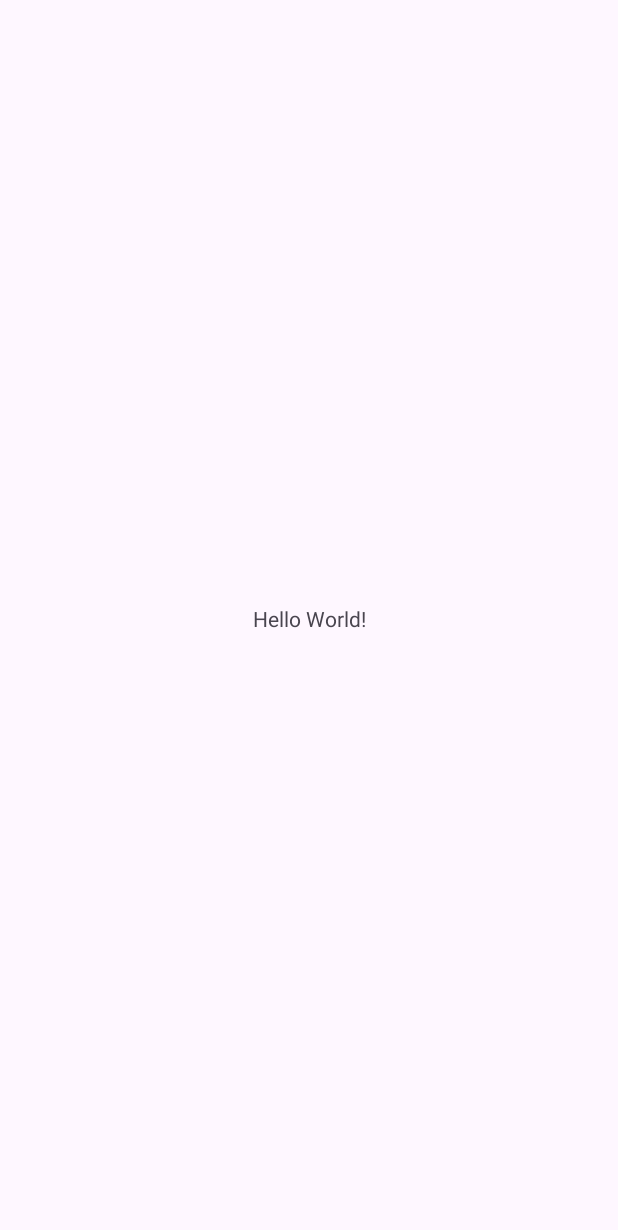
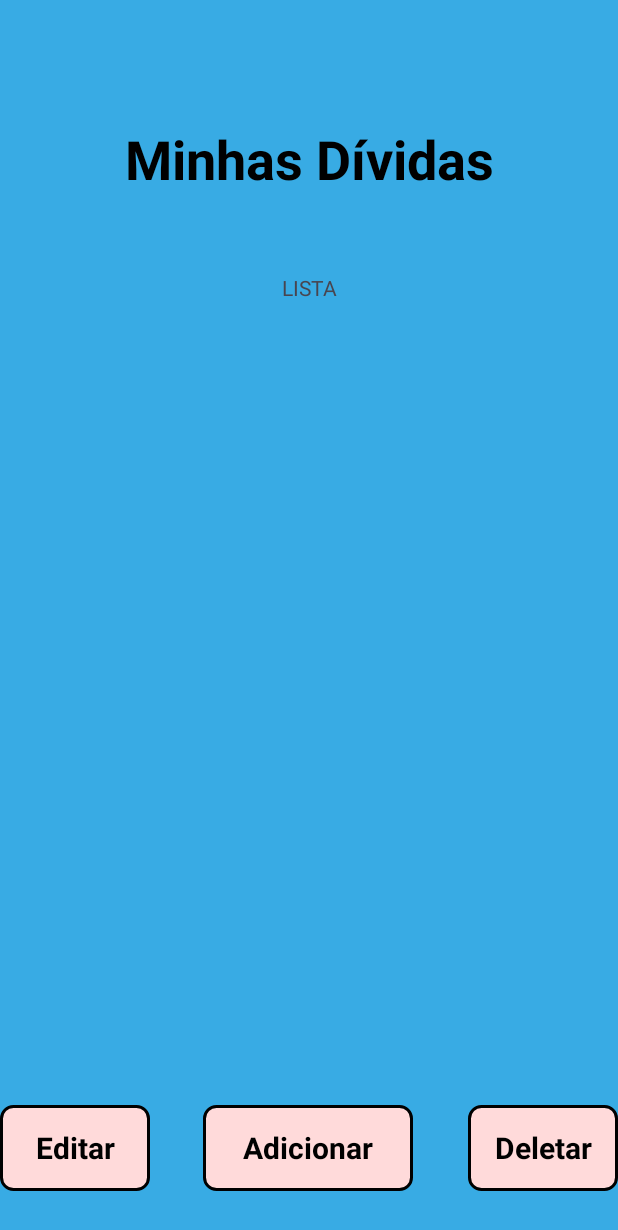
Before and after one commit to Lucas7Alves/my-debts, an Android app: the screen it shows after launch (MainActivity), on a phone screen of 412 x 824 dp. Before the commit the part shown is almost empty. Shown: the top 1230 px of the screen. Run offline under Robolectric (Android 15) with nearby library versions, the phone set to English and light mode, and no system bars.

Commit message:
add: login add debt

```diff
--- a/app/build.gradle
+++ b/app/build.gradle
@@ -8,11 +8,10 @@ android {
 
     defaultConfig {
         applicationId "com.souunit.minhasdividas"
-        minSdk 24
+        minSdk 26
         targetSdk 35
         versionCode 1
         versionName "1.0"
-
         testInstrumentationRunner "androidx.test.runner.AndroidJUnitRunner"
     }
 
@@ -34,6 +33,7 @@ dependencies {
     implementation libs.material
     implementation libs.activity
     implementation libs.constraintlayout
+    implementation libs.blurry
     testImplementation libs.junit
     androidTestImplementation libs.ext.junit
     androidTestImplementation libs.espresso.core
--- a/app/src/main/java/com/souunit/minhasdividas/MainActivity.java
+++ b/app/src/main/java/com/souunit/minhasdividas/MainActivity.java
@@ -1,24 +1,169 @@
 package com.souunit.minhasdividas;
 
+import android.app.AlertDialog;
+import android.app.Dialog;
 import android.os.Bundle;
+import android.view.LayoutInflater;
+import android.view.View;
+import android.widget.Button;
+import android.widget.CalendarView;
+import android.widget.EditText;
+import android.widget.LinearLayout;
+import android.widget.TextView;
+import android.widget.Toast;
 
 import androidx.activity.EdgeToEdge;
+import androidx.annotation.NonNull;
 import androidx.appcompat.app.AppCompatActivity;
 import androidx.core.graphics.Insets;
 import androidx.core.view.ViewCompat;
 import androidx.core.view.WindowInsetsCompat;
 
+import com.souunit.minhasdividas.entities.DebtManager;
+import com.souunit.minhasdividas.entities.FixedDebt;
+
+import java.time.LocalDate;
+import java.time.format.DateTimeFormatter;
+import java.util.Calendar;
+import java.util.HashMap;
+import java.util.Locale;
+import java.util.Map;
+
 public class MainActivity extends AppCompatActivity {
+    private int dayDate, monthDate, yearDate;
+    private DebtManager manager;
+    private TextView edit_debt, add_debt, del_debt;
 
     @Override
     protected void onCreate(Bundle savedInstanceState) {
         super.onCreate(savedInstanceState);
         EdgeToEdge.enable(this);
-        setContentView(R.layout.activity_main);
+        setContentView(R.layout.main_activity);
         ViewCompat.setOnApplyWindowInsetsListener(findViewById(R.id.main), (v, insets) -> {
             Insets systemBars = insets.getInsets(WindowInsetsCompat.Type.systemBars());
             v.setPadding(systemBars.left, systemBars.top, systemBars.right, systemBars.bottom);
             return insets;
         });
+
+        manager = new DebtManager(new HashMap<Long, FixedDebt>());
+
+        initListeners();
+
+        //TODO: popup de adicionar nova dívida
+        edit_debt.setOnClickListener(new View.OnClickListener() {
+             @Override
+             public void onClick(View v) {
+
+             }
+         });
+
+        add_debt.setOnClickListener(v -> showAddItemPopup());
+
+        del_debt.setOnClickListener(new View.OnClickListener() {
+            @Override
+            public void onClick(View v) {
+
+            }
+        });
+
+    }
+
+    private void initListeners() {
+        edit_debt = findViewById(R.id.edit_debt);
+        add_debt= findViewById(R.id.add_debt);
+        del_debt = findViewById(R.id.del_debt);
+    }
+
+    @Override
+    protected void onStart() {
+        super.onStart();
+
+        //TODO: CARREGAR DADOS DA LISTA
+        showItems();
+
+    }
+
+    private void showAddItemPopup() {
+        AlertDialog.Builder builder = new AlertDialog.Builder(this);
+        View popupView = LayoutInflater.from(this).inflate(R.layout.popup_add_item, null);
+
+        EditText etNome = popupView.findViewById(R.id.etNome);
+        EditText etValue = popupView.findViewById(R.id.etValue);
+        CalendarView etDate = popupView.findViewById(R.id.etDate);
+        Button btnAdd = popupView.findViewById(R.id.btnAdd);
+
+        // pondo a data atual no calendário
+        Calendar calendar = Calendar.getInstance();
+        long currentDate = calendar.getTimeInMillis();
+        etDate.setDate(currentDate, true, true);
+
+        builder.setView(popupView);
+        Dialog dialog = builder.create();
+
+        etDate.setOnDateChangeListener(new CalendarView.OnDateChangeListener() {
+            @Override
+            public void onSelectedDayChange(@NonNull CalendarView view, int year, int month, int dayOfMonth) {
+                dayDate = dayOfMonth;
+                monthDate = month;
+                yearDate = year;
+            }
+        });
+
+        btnAdd.setOnClickListener(v -> {
+            String nome = etNome.getText().toString().trim();
+            String value = etValue.getText().toString().trim();
+            long fullDate = etDate.getDate();
+
+            if (!value.isEmpty() && !nome.isEmpty() && dayDate != 0) {
+                //transforma a data no modelo DIA-MES-ANO
+                DateTimeFormatter formatter = DateTimeFormatter.ofPattern("dd-MM-yyyy");
+                String dueDate = formatter.format(LocalDate.of(yearDate, monthDate, dayDate));
+
+                //Cria um novo objeto com os dados da dívida
+                manager.putFixedDebt(nome, Double.parseDouble(value), LocalDate.parse(dueDate, formatter));
+                showItems();
+                dialog.dismiss();
+            } else {
+                Toast.makeText(MainActivity.this, "Houve um erro ao criar a dívida", Toast.LENGTH_SHORT).show();
+            }
+        });
+        dialog.show();
+    }
+
+    private void showItems() {
+        LinearLayout debtList = findViewById(R.id.debt_list);
+
+        debtList.removeAllViews();
+
+        // Map para manipular           Map preenchido
+        Map<Long, FixedDebt> allDebts = manager.getFixedDebts();
+
+        // Para cada objeto dentro do Map...
+        for (Map.Entry<Long, FixedDebt> entry : allDebts.entrySet()) {
+            FixedDebt debt = entry.getValue();
+
+
+            // ... faça a criação do card  classe em questão
+            //                              [layout do card],   [linearlayout dos cards] , [false para não adicionar ainda]
+            View card = LayoutInflater.from(this).inflate(R.layout.card_frutiger_aero, debtList, false);
+
+            // preencha pega a referência dos textViews
+            TextView nameTextView = card.findViewById(R.id.name);
+            TextView dayTextView = card.findViewById(R.id.dayOfMonth);
+            TextView valueTextView = card.findViewById(R.id.value);
+
+            // preencha os textViews do card
+            nameTextView.setText(debt.getName());
+            dayTextView.setText(String.valueOf(debt.getDueDate().getDayOfMonth()));
+            valueTextView.setText(String.format(Locale.getDefault(), "R$ %.2f", debt.getAmount()));
+
+            // adicione o card na lista
+            debtList.addView(card);
+
+            // adicione margens ao bottom de cada card
+            LinearLayout.LayoutParams params = (LinearLayout.LayoutParams) card.getLayoutParams();
+            params.setMargins(0, 0, 0, 16);
+            card.setLayoutParams(params);
+        }
     }
 }
--- /dev/null
+++ b/app/src/main/res/drawable/bg_popup_rounded.xml
@@ -0,0 +1,6 @@
+<?xml version="1.0" encoding="utf-8"?>
+<shape xmlns:android="http://schemas.android.com/apk/res/android">
+    <solid android:color="#DBDBDB"/>
+    <corners android:radius="8dp"/>
+    <stroke android:width="1dp" android:color="#DDDDDD"/>
+</shape>
--- /dev/null
+++ b/app/src/main/res/drawable/button.xml
@@ -0,0 +1,7 @@
+<?xml version="1.0" encoding="utf-8"?>
+<shape xmlns:android="http://schemas.android.com/apk/res/android" android:shape="rectangle">
+    <stroke android:width="2dp" android:color="@color/black"/>
+    <corners android:radius="8dp"/>
+    <solid android:color="@color/button"/>
+    <padding android:left="20dp" android:top="20dp"/>
+</shape>
--- /dev/null
+++ b/app/src/main/res/drawable/popup_shape.xml
@@ -0,0 +1,6 @@
+<?xml version="1.0" encoding="utf-8"?>
+<shape xmlns:android="http://schemas.android.com/apk/res/android" android:shape="rectangle">
+    <corners android:radius="20dp"/>
+    <padding android:left="10dp" android:right="10dp" android:top="10dp" android:bottom="10dp"/>
+    <solid android:color="#7FC9FF"/>
+</shape>
--- a/app/src/main/res/layout/activity_main.xml
+++ /dev/null
@@ -1,19 +0,0 @@
-<?xml version="1.0" encoding="utf-8"?>
-<androidx.constraintlayout.widget.ConstraintLayout xmlns:android="http://schemas.android.com/apk/res/android"
-    xmlns:app="http://schemas.android.com/apk/res-auto"
-    xmlns:tools="http://schemas.android.com/tools"
-    android:id="@+id/main"
-    android:layout_width="match_parent"
-    android:layout_height="match_parent"
-    tools:context=".MainActivity">
-
-    <TextView
-        android:layout_width="wrap_content"
-        android:layout_height="wrap_content"
-        android:text="Hello World!"
-        app:layout_constraintBottom_toBottomOf="parent"
-        app:layout_constraintEnd_toEndOf="parent"
-        app:layout_constraintStart_toStartOf="parent"
-        app:layout_constraintTop_toTopOf="parent" />
-
-</androidx.constraintlayout.widget.ConstraintLayout>
--- /dev/null
+++ b/app/src/main/res/layout/main_activity.xml
@@ -0,0 +1,103 @@
+<?xml version="1.0" encoding="utf-8"?>
+<androidx.constraintlayout.widget.ConstraintLayout xmlns:android="http://schemas.android.com/apk/res/android"
+    xmlns:app="http://schemas.android.com/apk/res-auto"
+    xmlns:tools="http://schemas.android.com/tools"
+    android:id="@+id/main"
+    android:background="#38abe4"
+    android:layout_width="match_parent"
+    android:layout_height="match_parent"
+    tools:context=".MainActivity"
+    android:paddingHorizontal="40dp"
+    >
+
+    <TextView
+        android:id="@+id/title"
+        android:layout_width="wrap_content"
+        android:layout_height="wrap_content"
+        style="@style/TitlePage"
+        android:text="@string/minhas_dividas"
+        app:layout_constraintBottom_toBottomOf="parent"
+        app:layout_constraintEnd_toEndOf="parent"
+        app:layout_constraintStart_toStartOf="parent"
+        app:layout_constraintTop_toTopOf="parent"
+        app:layout_constraintVertical_bias="0.105" />
+
+    <TextView
+        android:id="@+id/title_list"
+        android:layout_width="match_parent"
+        android:layout_height="wrap_content"
+        android:text="LISTA"
+        app:layout_constraintBottom_toTopOf="@+id/scroll"
+        app:layout_constraintTop_toBottomOf="@+id/title"
+        app:layout_constraintStart_toStartOf="parent"
+        app:layout_constraintEnd_toEndOf="parent"
+        android:gravity="center"
+        />
+
+    <ScrollView
+        android:id="@+id/scroll"
+        android:layout_width="300dp"
+        android:layout_height="400dp"
+        app:layout_constraintBottom_toBottomOf="parent"
+        app:layout_constraintEnd_toEndOf="parent"
+        app:layout_constraintStart_toStartOf="parent"
+        app:layout_constraintTop_toTopOf="@id/title">
+
+        <LinearLayout
+            android:id="@+id/debt_list"
+            android:layout_width="match_parent"
+            android:layout_height="wrap_content"
+            android:orientation="vertical">
+            <include layout="@layout/card_frutiger_aero"/>
+        </LinearLayout>
+
+    </ScrollView>
+
+
+    <TextView
+        android:id="@+id/edit_debt"
+        style="@style/button"
+        android:layout_width="100dp"
+        android:layout_height="57dp"
+        android:background="@drawable/button"
+        android:gravity="center"
+        android:text="Editar"
+        app:layout_constraintBottom_toBottomOf="parent"
+        app:layout_constraintEnd_toEndOf="parent"
+        app:layout_constraintHorizontal_bias="0.0"
+        app:layout_constraintStart_toStartOf="parent"
+        app:layout_constraintTop_toTopOf="parent"
+        app:layout_constraintVertical_bias="0.961" />
+
+    <TextView
+        android:id="@+id/add_debt"
+        style="@style/button"
+        android:layout_width="140dp"
+        android:layout_height="57dp"
+        android:background="@drawable/button"
+        android:gravity="center"
+        android:text="Adicionar"
+        app:layout_constraintBottom_toBottomOf="parent"
+        app:layout_constraintEnd_toEndOf="parent"
+        app:layout_constraintHorizontal_bias="0.498"
+        app:layout_constraintStart_toStartOf="parent"
+        app:layout_constraintTop_toTopOf="parent"
+        app:layout_constraintVertical_bias="0.961" />
+
+    <TextView
+        android:id="@+id/del_debt"
+        style="@style/button"
+        android:layout_width="100dp"
+        android:layout_height="57dp"
+        android:background="@drawable/button"
+        android:gravity="center"
+        android:text="Deletar"
+        app:layout_constraintBottom_toBottomOf="parent"
+        app:layout_constraintEnd_toEndOf="parent"
+        app:layout_constraintHorizontal_bias="1.0"
+        app:layout_constraintStart_toStartOf="parent"
+        app:layout_constraintTop_toTopOf="parent"
+        app:layout_constraintVertical_bias="0.961" />
+
+
+</androidx.constraintlayout.widget.ConstraintLayout>
--- a/app/src/main/res/values/colors.xml
+++ b/app/src/main/res/values/colors.xml
@@ -2,4 +2,8 @@
 <resources>
     <color name="black">#FF000000</color>
     <color name="white">#FFFFFFFF</color>
+    <color name="offwhite_bg">#F2F0EF</color>
+    <color name="button">#FFDADA</color>
+    <color name="text">#2E3133</color>
+    <color name="title">#000000</color>
 </resources>
--- a/app/src/main/res/values/strings.xml
+++ b/app/src/main/res/values/strings.xml
@@ -1,3 +1,4 @@
 <resources>
     <string name="app_name">Minhas Dividas</string>
+    <string name="minhas_dividas">Minhas Dívidas</string>
 </resources>
--- /dev/null
+++ b/app/src/main/res/values/style.xml
@@ -0,0 +1,16 @@
+<?xml version="1.0" encoding="utf-8"?>
+<resources>
+    <style name="TitlePage">
+        <item name="android:textSize">36sp</item>
+        <item name="android:textColor">@color/title</item>
+        <item name="android:textStyle">bold</item>
+    </style>
+
+    <style name="button">
+        <item name="android:background">@drawable/button</item>
+        <item name="android:textColor">@color/black</item>
+        <item name="android:textSize">20sp</item>
+        <item name="android:textStyle">bold</item>
+        <item name="android:padding">8dp</item>
+    </style>
+</resources>
--- a/gradle/libs.versions.toml
+++ b/gradle/libs.versions.toml
@@ -1,5 +1,6 @@
 [versions]
 agp = "8.8.0"
+blurry = "4.0.0"
 junit = "4.13.2"
 junitVersion = "1.2.1"
 espressoCore = "3.6.1"
@@ -9,6 +10,7 @@ activity = "1.10.1"
 constraintlayout = "2.2.1"
 
 [libraries]
+blurry = { module = "jp.wasabeef:blurry", version.ref = "blurry" }
 junit = { group = "junit", name = "junit", version.ref = "junit" }
 ext-junit = { group = "androidx.test.ext", name = "junit", version.ref = "junitVersion" }
 espresso-core = { group = "androidx.test.espresso", name = "espresso-core", version.ref = "espressoCore" }
--- a/settings.gradle
+++ b/settings.gradle
@@ -16,6 +16,7 @@ dependencyResolutionManagement {
     repositories {
         google()
         mavenCentral()
+        maven { url 'https://jitpack.io' }
     }
 }
 
```
Also changed, not shown: app/src/main/java/com/souunit/minhasdividas/entities/DebtManager.java (+12 -9 lines), app/src/main/res/drawable/bg_glass_effect.xml (added, +15 -0 lines), app/src/main/res/drawable/selector_button_bg.xml (added, +8 -0 lines), app/src/main/res/layout/card_frutiger_aero.xml (added, +55 -0 lines), app/src/main/res/layout/popup_add_item.xml (added, +49 -0 lines), app/src/main/res/drawable/bg_app.jpg (added).
